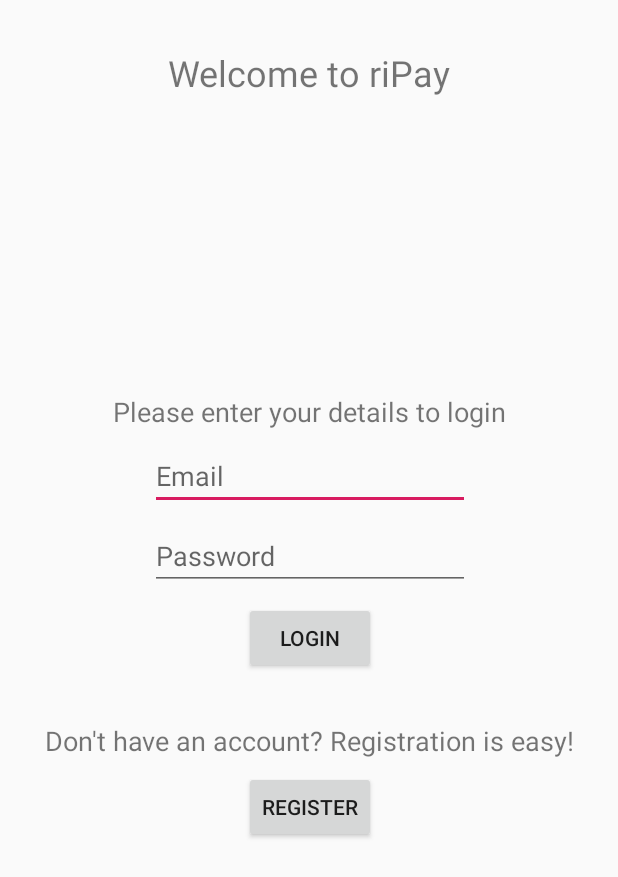
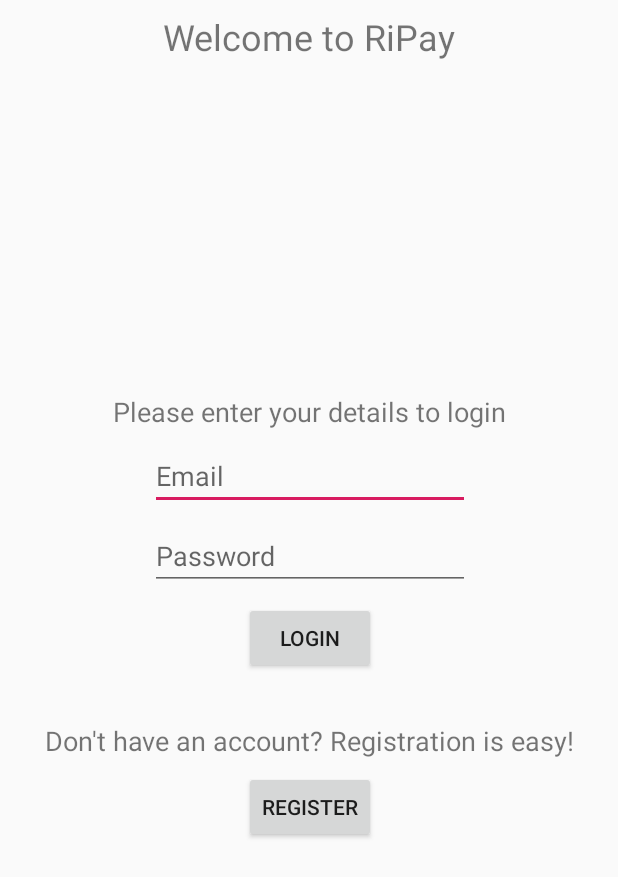
Before and after one commit to Raghav-B/RiPay, an Android app: the screen it shows after launch (MainActivity), on a phone screen of 412 x 824 dp. Shown: the top 877 px of the screen. Run offline under Robolectric (Android 15) with nearby library versions, the phone set to English and light mode, and no system bars; our stand-ins replace Firebase (no records; nobody signed in at launch, a user with empty details on screens opened directly).

Commit message:
Complete basic login system

```diff
--- a/app/build.gradle
+++ b/app/build.gradle
@@ -5,7 +5,7 @@
     compileSdkVersion 28
     defaultConfig {
         applicationId "com.example.ripay"
-        minSdkVersion 15
+        minSdkVersion 19
         targetSdkVersion 28
         versionCode 1
         versionName "1.0"
--- a/app/src/main/AndroidManifest.xml
+++ b/app/src/main/AndroidManifest.xml
@@ -9,6 +9,10 @@
         android:roundIcon="@mipmap/ic_launcher_round"
         android:supportsRtl="true"
         android:theme="@style/AppTheme">
+        <activity
+            android:name=".RegisterActivity"
+            android:label="@string/title_activity_register"
+            android:theme="@style/AppTheme.NoActionBar"></activity>
         <activity
             android:name=".MainActivity"
             android:label="@string/app_name"
--- a/app/src/main/res/layout/activity_main.xml
+++ b/app/src/main/res/layout/activity_main.xml
@@ -1,25 +1,99 @@
 <?xml version="1.0" encoding="utf-8"?>
-<android.support.v4.widget.DrawerLayout xmlns:android="http://schemas.android.com/apk/res/android"
+<android.support.constraint.ConstraintLayout xmlns:android="http://schemas.android.com/apk/res/android"
     xmlns:app="http://schemas.android.com/apk/res-auto"
     xmlns:tools="http://schemas.android.com/tools"
-    android:id="@+id/drawer_layout"
+    android:id="@+id/loginScreen"
     android:layout_width="match_parent"
-    android:layout_height="match_parent"
-    android:fitsSystemWindows="true"
-    tools:openDrawer="start">
+    android:layout_height="match_parent">
 
-    <include
-        layout="@layout/app_bar_main"
-        android:layout_width="match_parent"
-        android:layout_height="match_parent" />
+    <TextView
+        android:id="@+id/loginTitle"
+        android:layout_width="wrap_content"
+        android:layout_height="wrap_content"
+        android:layout_marginTop="8dp"
+        android:text="Welcome to RiPay"
+        android:textSize="24sp"
+        app:layout_constraintEnd_toEndOf="parent"
+        app:layout_constraintStart_toStartOf="parent"
+        app:layout_constraintTop_toTopOf="parent" />
 
-    <android.support.design.widget.NavigationView
-        android:id="@+id/nav_view"
+    <android.support.constraint.ConstraintLayout
+        android:id="@+id/constraintLayout"
         android:layout_width="wrap_content"
-        android:layout_height="match_parent"
-        android:layout_gravity="start"
-        android:fitsSystemWindows="true"
-        app:headerLayout="@layout/nav_header_main"
-        app:menu="@menu/activity_main_drawer" />
+        android:layout_height="wrap_content"
+        app:layout_constraintBottom_toBottomOf="parent"
+        app:layout_constraintEnd_toEndOf="parent"
+        app:layout_constraintStart_toStartOf="parent"
+        app:layout_constraintTop_toTopOf="parent">
 
-</android.support.v4.widget.DrawerLayout>
+        <TextView
+            android:id="@+id/loginInsTitle"
+            android:layout_width="wrap_content"
+            android:layout_height="wrap_content"
+            android:text="Please enter your details to login"
+            android:textSize="18sp"
+            app:layout_constraintEnd_toEndOf="parent"
+            app:layout_constraintStart_toStartOf="parent"
+            app:layout_constraintTop_toTopOf="parent" />
+
+        <EditText
+            android:id="@+id/edtLoginEmail"
+            android:layout_width="wrap_content"
+            android:layout_height="wrap_content"
+            android:layout_marginTop="8dp"
+            android:ems="10"
+            android:hint="Email"
+            android:inputType="textEmailAddress"
+            app:layout_constraintEnd_toEndOf="parent"
+            app:layout_constraintStart_toStartOf="parent"
+            app:layout_constraintTop_toBottomOf="@+id/loginInsTitle" />
+
+        <EditText
+            android:id="@+id/edtLoginPassword"
+            android:layout_width="wrap_content"
+            android:layout_height="wrap_content"
+            android:layout_marginTop="8dp"
+            android:ems="10"
+            android:hint="Password"
+            android:inputType="textPassword"
+            app:layout_constraintEnd_toEndOf="parent"
+            app:layout_constraintStart_toStartOf="parent"
+            app:layout_constraintTop_toBottomOf="@+id/edtLoginEmail" />
+
+        <Button
+            android:id="@+id/loginButton"
+            android:layout_width="wrap_content"
+            android:layout_height="wrap_content"
+            android:layout_marginTop="8dp"
+            android:onClick="onLoginButtonPress"
+            android:text="Login"
+            app:layout_constraintEnd_toEndOf="parent"
+            app:layout_constraintStart_toStartOf="parent"
+            app:layout_constraintTop_toBottomOf="@+id/edtLoginPassword" />
+
+        <TextView
+            android:id="@+id/registerTitle"
+            android:layout_width="wrap_content"
+            android:layout_height="wrap_content"
+            android:layout_marginTop="32dp"
+            android:text="Don't have an account? Registration is easy!"
+            android:textSize="18sp"
+            app:layout_constraintEnd_toEndOf="parent"
+            app:layout_constraintStart_toStartOf="parent"
+            app:layout_constraintTop_toBottomOf="@+id/loginButton" />
+
+        <Button
+            android:id="@+id/registerButton"
+            android:layout_width="wrap_content"
+            android:layout_height="wrap_content"
+            android:layout_marginTop="8dp"
+            android:onClick="onRegisterButtonPress"
+            android:text="Register"
+            app:layout_constraintBottom_toBottomOf="parent"
+            app:layout_constraintEnd_toEndOf="parent"
+            app:layout_constraintStart_toStartOf="parent"
+            app:layout_constraintTop_toBottomOf="@+id/registerTitle" />
+
+    </android.support.constraint.ConstraintLayout>
+
+</android.support.constraint.ConstraintLayout>
--- a/app/src/main/res/values/colors.xml
+++ b/app/src/main/res/values/colors.xml
@@ -1,6 +1,6 @@
 <?xml version="1.0" encoding="utf-8"?>
 <resources>
     <color name="colorPrimary">#008577</color>
-    <color name="colorPrimaryDark">#00574B</color>
+    <color name="colorPrimaryDark">#000000</color>
     <color name="colorAccent">#D81B60</color>
 </resources>
--- a/app/src/main/res/values/strings.xml
+++ b/app/src/main/res/values/strings.xml
@@ -9,6 +9,13 @@
 
     <string name="login_details_not_entered">Please enter both the email and password fields</string>
     <string name="user_login_success">Login successful, welcome!</string>
-    <string name="user_login_fail">Invalid credentials, please try again!</string>
+    <string name="user_login_password_fail">Incorrect username or password, please try again!</string>
     <string name="user_not_found_error">User not found, please register a new account!</string>
+
+    <string name="title_activity_register">RegisterActivity</string>
+    <string name="registration_password_diff">Passwords do not match!</string>
+    <string name="registration_weak_password">Please enter a password longer than 6 characters</string>
+    <string name="registration_invalid_email">Please enter a valid email</string>
+    <string name="registration_email_exists">This account already exists, please login</string>
+    <string name="registration_successful">Your account has been successfully created!</string>
 </resources>
--- a/app/src/main/res/values/styles.xml
+++ b/app/src/main/res/values/styles.xml
@@ -6,6 +6,9 @@
         <item name="colorPrimary">@color/colorPrimary</item>
         <item name="colorPrimaryDark">@color/colorPrimaryDark</item>
         <item name="colorAccent">@color/colorAccent</item>
+        <item name="android:windowTranslucentStatus">true</item>
+        <item name="android:windowTranslucentNavigation">true</item>
+        <item name="android:fitsSystemWindows">true</item>
     </style>
 
     <style name="AppTheme.NoActionBar">
```
Also changed, not shown: app/src/main/java/com/example/ripay/MainActivity.java (+34 -35 lines), app/src/main/java/com/example/ripay/RegisterActivity.java (added, +89 -0 lines), app/src/main/res/layout/activity_register.xml (added, +124 -0 lines), app/src/main/res/layout/content_register.xml (added, +11 -0 lines).
